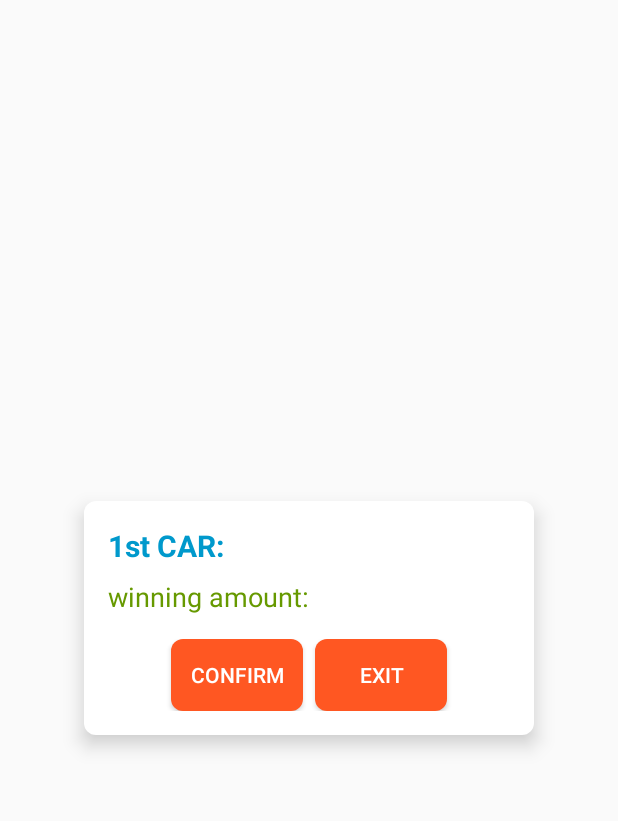
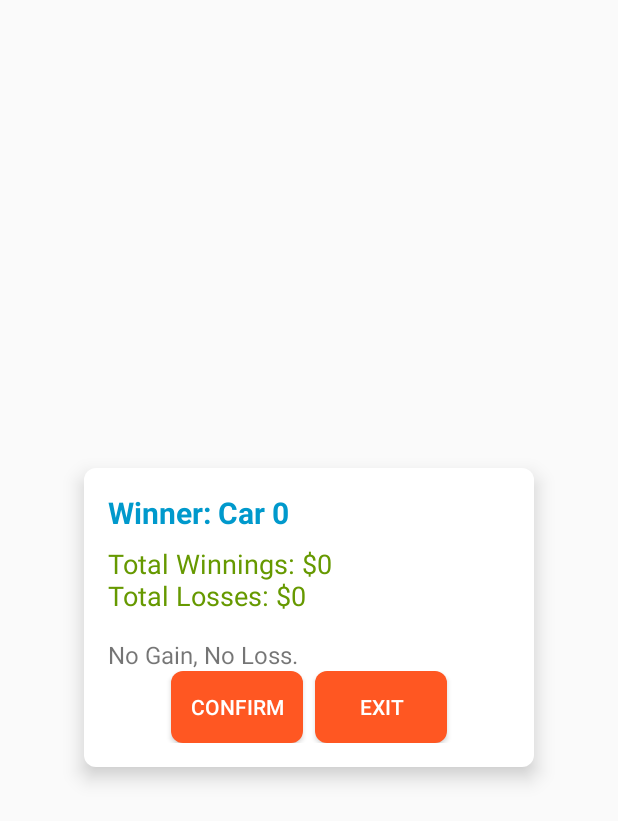
Before and after one commit to PRM392FA24/MiniProjectBetGame, an Android app: the ModelNotificationAction screen opened directly, with no data from a screen before it, on a phone screen of 412 x 824 dp. Shown: the top 821 px of the screen. Run offline under Robolectric (Android 15) with nearby library versions, the phone set to English and light mode, and no system bars.

Commit message:
Add betting logic + View result

```diff
--- a/app/src/main/java/com/example/bettingapp/ModelNotificationAction.java
+++ b/app/src/main/java/com/example/bettingapp/ModelNotificationAction.java
@@ -1,17 +1,70 @@
 package com.example.bettingapp;
 
+import android.content.Intent;
 import android.os.Bundle;
+import android.view.View;
+import android.widget.Button;
+import android.widget.TextView;
 
 import androidx.activity.EdgeToEdge;
 import androidx.appcompat.app.AppCompatActivity;
 
 public class ModelNotificationAction extends AppCompatActivity {
 
+    private TextView winnerText, resultText, detailText;
+    private Button confirmButton, exitButton;
+
     @Override
     protected void onCreate(Bundle savedInstanceState) {
         super.onCreate(savedInstanceState);
         EdgeToEdge.enable(this);
         setContentView(R.layout.model_notification);
+
+        initializeViews();
+        setupConfirmButton();
+        setupExitButton();
+        displayResult();
     }
+    private void initializeViews(){
+        winnerText = findViewById(R.id.winnerText);
+        resultText = findViewById(R.id.winningAmountText);
+        confirmButton = findViewById(R.id.confirmButton);
+        detailText = findViewById(R.id.detailText);
+        exitButton = findViewById(R.id.exitButton);
+    }
+    private void setupConfirmButton(){
+        confirmButton.setOnClickListener(new View.OnClickListener() {
+            @Override
+            public void onClick(View view) {
+                finish();
+            }
+        });
+    }
+    private void setupExitButton(){
+        exitButton.setOnClickListener(new View.OnClickListener() {
+            @Override
+            public void onClick(View view) {
+                Intent intent = new Intent(ModelNotificationAction.this, MainActivity.class);
+                startActivity(intent);
+            }
+        });
+    }
+    private void displayResult(){
+        int winner = getIntent().getIntExtra("winner", 0);
+        int totalWinnings = getIntent().getIntExtra("totalWinnings", 0);
+        int totalLosses = getIntent().getIntExtra("totalLosses", 0);
+        int totalOutcome = getIntent().getIntExtra("totalOutcome", 0);
 
+        winnerText.setText("Winner: Car " + winner);
+
+        resultText.setText("Total Winnings: $" + totalWinnings + "\nTotal Losses: $" + totalLosses);
+
+        if (totalOutcome > 0) {
+            detailText.setText("You won: $" + totalOutcome);
+        } else if (totalOutcome < 0) {
+            detailText.setText("you lost: $" + Math.abs(totalOutcome));
+        } else {
+            detailText.setText("No Gain, No Loss.");
+        }
+    }
 }
--- a/app/src/main/res/layout/model_notification.xml
+++ b/app/src/main/res/layout/model_notification.xml
@@ -27,6 +27,11 @@
         android:textSize="18sp"
         android:textColor="@android:color/holo_green_dark"
         android:layout_marginBottom="16dp"/>
+    <TextView
+        android:id="@+id/detailText"
+        android:layout_width="wrap_content"
+        android:layout_height="wrap_content"
+        android:textSize="16sp"/>
 
     <LinearLayout
         android:layout_width="match_parent"
```
Also changed, not shown: app/src/main/java/com/example/bettingapp/BettingActivities.java (+191 -0 lines), app/src/main/java/com/example/bettingapp/MainActivity.java (+41 -0 lines), app/src/main/res/layout/betting_place.xml (+38 -29 lines).
